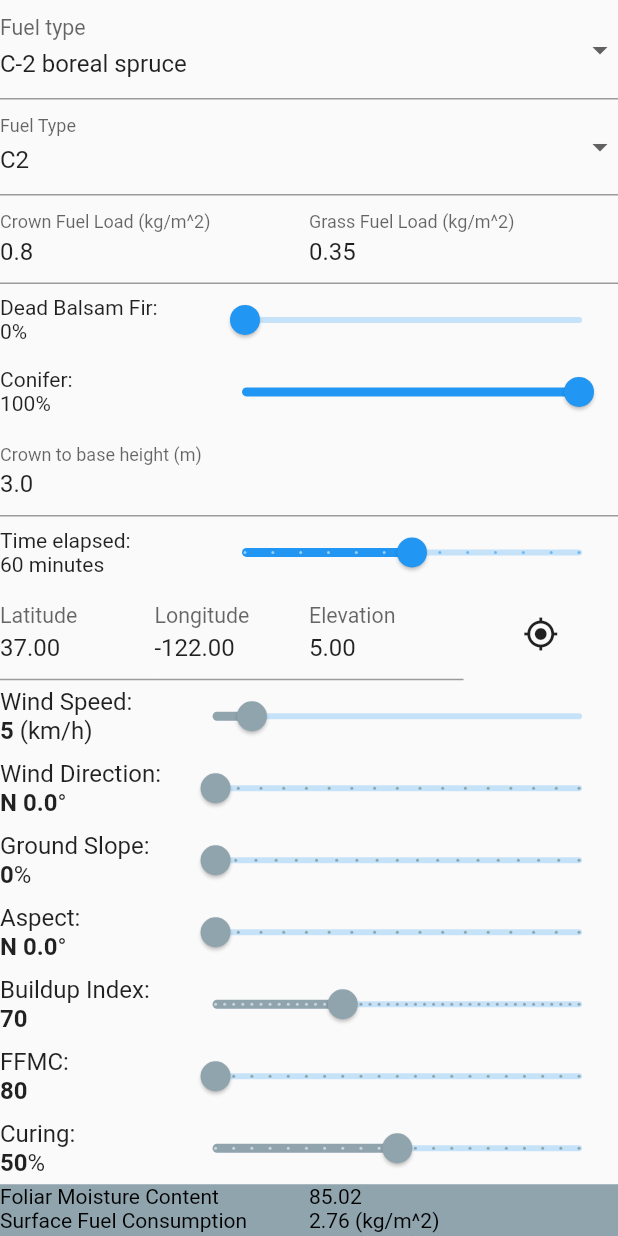
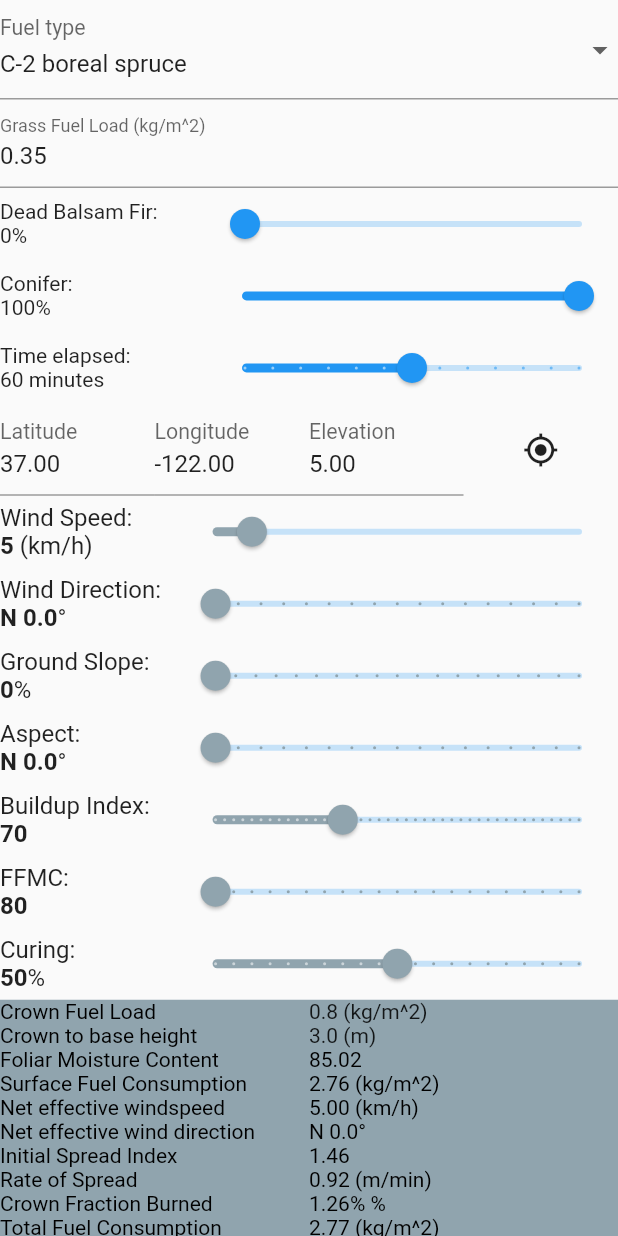
Before and after one commit to bcgov/fbp-go, a Flutter app: the AdvancedFireBehaviourPredictionForm widget shown alone on an empty page, opened directly, on a phone screen of 412 x 824 dp. Run offline on Flutter 3.47's test engine with Material 2 defaults, Android fonts, the phone set to English and light mode, and no system bars; our stand-ins replace geolocator, permission_handler.

Commit message:
remove some advanced inputs, and just use the fixed values in output

```diff
--- a/lib/fbp_advanced.dart
+++ b/lib/fbp_advanced.dart
@@ -36,6 +36,15 @@ class AdvancedFireBehaviourPredictionForm extends StatefulWidget {
 
 // Define a corresponding State class.
 // This class holds data related to the form.
+// Decisions: No fuel type drop down, crown base height or crown fuel load,
+// we rely soley on the presets:
+// There's good reason for this. Tinkering directly with fuel type can be a bad
+//  idea if you don't have all the knowledge. E.g. change the crown base
+//  height, you'd probably also need to change the crown fuel load. If you
+//  go playing around too much, you'll get unrealistic results. It's also
+//  difficuly balancing the input, if you choose a fuel type, it means we
+//  we need to de-select the pre-set, which in turn results in the fuel type
+//  changing. We can avoid that adventure by just getting rid of fuel type.
 class AdvancedFireBehaviourPredictionFormState
     extends State<AdvancedFireBehaviourPredictionForm> {
   // Create a global key that uniquely identifies the Form widget
@@ -88,12 +97,6 @@ class AdvancedFireBehaviourPredictionFormState
     });
   }
 
-  void _onFuelTypeChanged(FuelType fuelType) {
-    setState(() {
-      _fuelType = fuelType;
-    });
-  }
-
   void _onPCChanged(double pc) {
     setState(() {
       _pc = pc;
@@ -109,18 +112,6 @@ class AdvancedFireBehaviourPredictionFormState
       if ((_pdf ?? 0) + (_pc ?? 0) > 100.0) {
         _pc = 100.0 - _pdf!;
       }
-    });
-  }
-
-  void _onCBHChanged(double cbh) {
-    setState(() {
-      _cbh = cbh;
-    });
-  }
-
-  void _onCFLChanged(double cfl) {
-    setState(() {
-      _cfl = cfl;
     });
   }
 
@@ -233,43 +224,7 @@ class AdvancedFireBehaviourPredictionFormState
                 },
               ))
             ]),
-            Row(
-              children: [
-                Expanded(
-                    child: DropdownButtonFormField(
-                        key: _fuelTypeState,
-                        value: _fuelType,
-                        decoration:
-                            const InputDecoration(labelText: "Fuel Type"),
-                        items: FuelType.values.map((FuelType value) {
-                          return DropdownMenuItem(
-                              value: value,
-                              child: Row(
-                                children: [
-                                  // const Icon(Icons.park_outlined),
-                                  Text(value.name)
-                                ],
-                              ));
-                        }).toList(),
-                        onChanged: (FuelType? value) {
-                          _onFuelTypeChanged(value!);
-                        }))
-              ],
-            ),
             Row(children: [
-              // CFL field
-              Expanded(
-                  child: TextField(
-                controller: _cflController,
-                decoration: const InputDecoration(
-                    labelText: "Crown Fuel Load (kg/m^2)"),
-                keyboardType: TextInputType.number,
-                onChanged: (value) {
-                  if (double.tryParse(value) != null) {
-                    _onCFLChanged(double.parse(value));
-                  }
-                },
-              )),
               // GFL field
               Expanded(
                   child: TextField(
@@ -344,21 +299,6 @@ class AdvancedFireBehaviourPredictionFormState
                     },
                   ))
             ]),
-            Row(children: [
-              // CBH field
-              Expanded(
-                  child: TextField(
-                controller: cbhController,
-                decoration: const InputDecoration(
-                    labelText: "Crown to base height (m)"),
-                keyboardType: TextInputType.number,
-                onChanged: (value) {
-                  if (double.tryParse(value) != null) {
-                    _onCBHChanged(double.parse(value));
-                  }
-                },
-              ))
-            ]),
             // Elapsed time
             Row(children: [
               Expanded(
@@ -393,7 +333,11 @@ class AdvancedFireBehaviourPredictionFormState
           ],
         ),
       ),
-      Results(prediction: prediction, minutes: _minutes, fireSize: fireSize)
+      Results(
+          prediction: prediction,
+          minutes: _minutes,
+          fireSize: fireSize,
+          input: input)
     ]);
   }
 }
--- a/lib/fbp_results.dart
+++ b/lib/fbp_results.dart
@@ -23,6 +23,8 @@ import 'fire_widgets.dart';
 
 class Results extends StatelessWidget {
   final FireBehaviourPredictionPrimary prediction;
+  final FireBehaviourPredictionInput input;
+
   final int intensityClass;
   final double minutes;
   final double? fireSize;
@@ -30,6 +32,7 @@ class Results extends StatelessWidget {
       {required this.prediction,
       required this.minutes,
       required this.fireSize,
+      required this.input,
       Key? key})
       : intensityClass = getHeadFireIntensityClass(prediction.HFI),
         super(key: key);
@@ -41,6 +44,14 @@ class Results extends StatelessWidget {
         color: getIntensityClassColor(intensityClass),
         child: Column(
           children: [
+            Row(children: [
+              Expanded(child: Text('Crown Fuel Load', style: textStyle)),
+              Expanded(child: Text('${input.CFL} (kg/m^2)'))
+            ]),
+            Row(children: [
+              Expanded(child: Text('Crown to base height', style: textStyle)),
+              Expanded(child: Text('${input.CBH} (m)'))
+            ]),
             ...getPrimaryTextRow(prediction, textStyle),
             Row(children: [
               Expanded(
```
Also changed, not shown: 1 other file.
